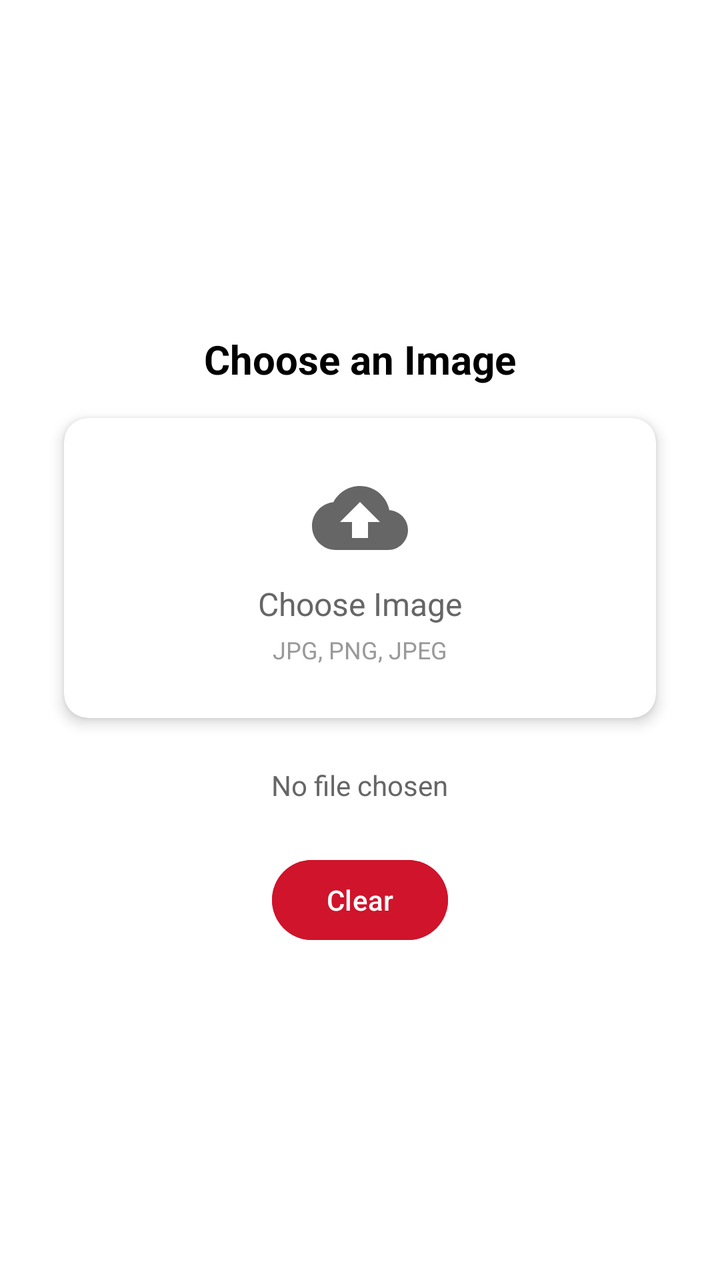
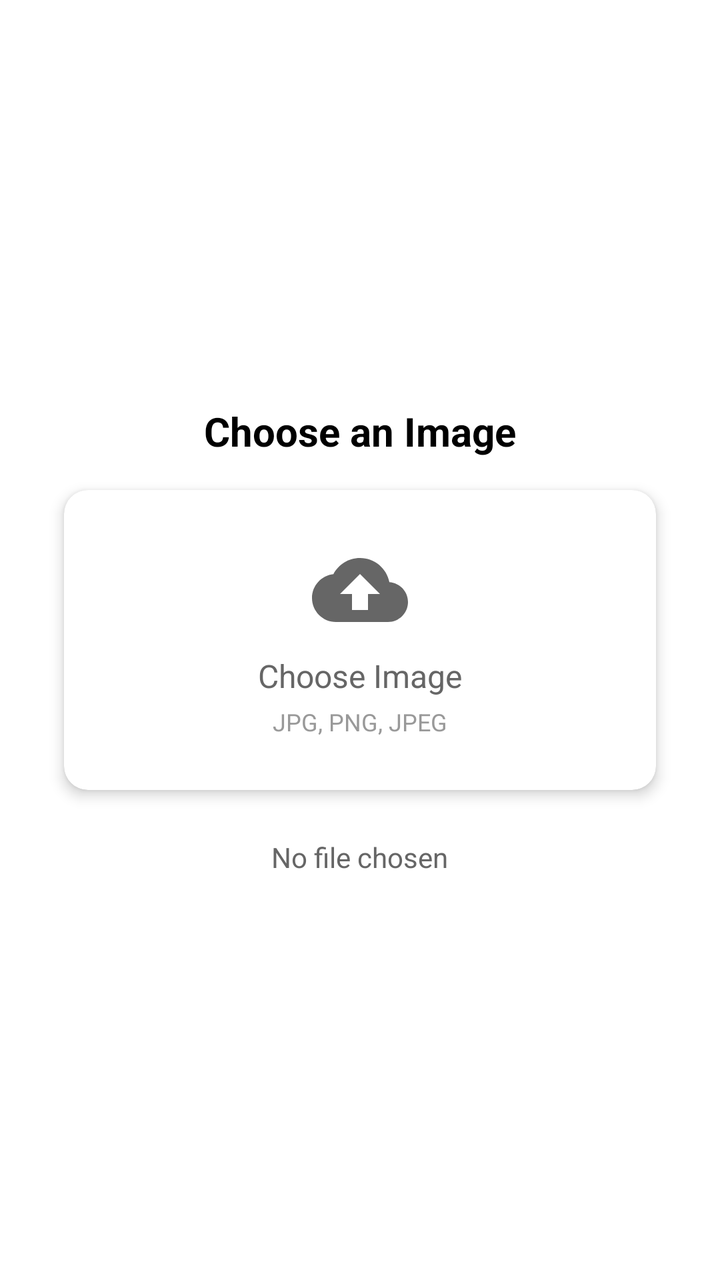

Compare the two renders of this Android layout. The source of the first and the diff that turns it into the second are given below.
<!-- AndroidManifest.xml: application theme Theme.AGRODSS -->
<!-- res/layout/fragment_recommendation.xml -->
<?xml version="1.0" encoding="utf-8"?>
<LinearLayout xmlns:android="http://schemas.android.com/apk/res/android"
    xmlns:app="http://schemas.android.com/apk/res-auto"
    android:layout_width="match_parent"
    android:layout_height="match_parent"
    android:background="@color/white"
    android:gravity="center"
    android:orientation="vertical"
    android:padding="16dp">

    <ImageView
        android:id="@+id/imagePreview"
        android:layout_width="240dp"
        android:layout_height="240dp"
        android:layout_marginBottom="24dp"
        android:background="@drawable/image_placeholder_bg"
        android:scaleType="centerCrop"
        android:visibility="gone" />

    <TextView
        android:id="@+id/choose"
        android:layout_width="wrap_content"
        android:layout_height="wrap_content"
        android:text="Choose an Image"
        android:textColor="#000000"
        android:textSize="20sp"
        android:textStyle="bold" />

    <androidx.cardview.widget.CardView
        android:id="@+id/uploadCard"
        android:layout_width="match_parent"
        android:layout_height="150dp"
        android:layout_margin="16dp"
        android:clickable="true"
        android:focusable="true"
        android:foreground="?android:attr/selectableItemBackground"
        app:cardCornerRadius="12dp"
        app:cardElevation="4dp">

        <LinearLayout
            android:layout_width="match_parent"
            android:layout_height="match_parent"
            android:gravity="center"
            android:orientation="vertical">

            <ImageView
                android:layout_width="48dp"
                android:layout_height="48dp"
                android:src="@drawable/ic_upload"
                app:tint="#666" />

            <TextView
                android:layout_width="wrap_content"
                android:layout_height="wrap_content"
                android:layout_marginTop="8dp"
                android:text="Choose Image"
                android:textColor="#666"
                android:textSize="16sp" />

            <TextView
                android:layout_width="wrap_content"
                android:layout_height="wrap_content"
                android:layout_marginTop="4dp"
                android:text="JPG, PNG, JPEG"
                android:textColor="#999"
                android:textSize="12sp" />
        </LinearLayout>
    </androidx.cardview.widget.CardView>

    <TextView
        android:id="@+id/fileNameText"
        android:layout_width="wrap_content"
        android:layout_height="wrap_content"
        android:layout_marginTop="8dp"
        android:text="No file chosen"
        android:textColor="#666"
        android:textSize="14sp" />

    <TextView
        android:id="@+id/result"
        android:layout_width="wrap_content"
        android:layout_height="wrap_content"
        android:text="The result is"
        android:textColor="#000000"
        android:textSize="20sp"
        android:textStyle="bold"
        android:visibility="gone" />

    <ScrollView
        android:id="@+id/scrollView"
        android:layout_width="match_parent"
        android:layout_height="260dp"
        android:visibility="gone">

        <LinearLayout
            android:layout_width="match_parent"
            android:layout_height="match_parent"
            android:orientation="vertical">

            <TextView
                android:id="@+id/resultText"
                android:layout_width="match_parent"
                android:layout_height="wrap_content"
                android:layout_marginTop="16dp"
                android:lineSpacingExtra="4dp"
                android:textColor="@color/black"
                android:textSize="14sp"
                android:visibility="gone" />
        </LinearLayout>

    </ScrollView>

    <com.google.android.material.button.MaterialButton
        android:id="@+id/uploadButton"
        style="@style/Widget.Material3.Button"
        android:layout_width="wrap_content"
        android:layout_height="wrap_content"
        android:layout_marginTop="24dp"
        android:text="Upload"
        android:visibility="gone" />
    <com.google.android.material.button.MaterialButton
        android:id="@+id/uploadButton"
        android:backgroundTint="#CF142B"
        android:layout_width="wrap_content"
        android:layout_height="wrap_content"
        android:layout_marginTop="24dp"
        android:text="Clear"
        android:visibility="visible" />
</LinearLayout>
<!-- resources referenced by this layout -->
<resources>
  <color name="black">#FF000000</color>
  <color name="white">#FFFFFFFF</color>
  <!-- drawable ic_upload (drawable) -->
  <vector xmlns:android="http://schemas.android.com/apk/res/android"
      android:width="24dp"
      android:height="24dp"
      android:viewportWidth="24"
      android:viewportHeight="24">
      <path
          android:fillColor="@android:color/white"
          android:pathData="M19.35,10.04C18.67,6.59 15.64,4 12,4C9.11,4 6.6,5.64 5.35,8.04C2.34,8.36 0,10.91 0,14c0,3.31 2.69,6 6,6h13c2.76,0 5,-2.24 5,-5C24,12.36 21.95,10.22 19.35,10.04zM14,13v4h-4v-4H7l5,-5 5,5H14z" />
  </vector>
  <!-- drawable image_placeholder_bg (drawable) -->
  <?xml version="1.0" encoding="utf-8"?>
  <shape xmlns:android="http://schemas.android.com/apk/res/android"
      android:shape="rectangle">
      <stroke
          android:width="1dp"
          android:color="#DDD" />
      <corners android:radius="8dp" />
  </shape>
  <style name="Theme.AGRODSS" parent="Base.Theme.AGRODSS" />
  <style name="Base.Theme.AGRODSS" parent="Theme.Material3.DayNight.NoActionBar">
          
          <item name="colorPrimary">@color/primary_color</item>
          <item name="colorSecondaryContainer">@color/main_color</item>
          <item name="colorOnSecondaryContainer">@color/nav_item_color</item>
      </style>
  <color name="primary_color">#2E7D32</color>
  <color name="main_color">#D1E7DD</color>
  <color name="nav_item_color">#333333</color>
</resources>

<!-- the commit's change to res/layout/fragment_recommendation.xml (unified diff, before → after) -->
@@ -80,7 +80,7 @@
         android:id="@+id/result"
         android:layout_width="wrap_content"
         android:layout_height="wrap_content"
-        android:text="The result is"
+        android:text="ফলাফল"
         android:textColor="#000000"
         android:textSize="20sp"
         android:textStyle="bold"
@@ -90,6 +90,7 @@
         android:id="@+id/scrollView"
         android:layout_width="match_parent"
         android:layout_height="260dp"
+        android:elevation="16dp"
         android:visibility="gone">
 
         <LinearLayout
@@ -119,11 +120,11 @@
         android:text="Upload"
         android:visibility="gone" />
     <com.google.android.material.button.MaterialButton
-        android:id="@+id/uploadButton"
+        android:id="@+id/cancelButton"
         android:backgroundTint="#CF142B"
         android:layout_width="wrap_content"
         android:layout_height="wrap_content"
         android:layout_marginTop="24dp"
         android:text="Clear"
-        android:visibility="visible" />
+        android:visibility="gone" />
 </LinearLayout>
